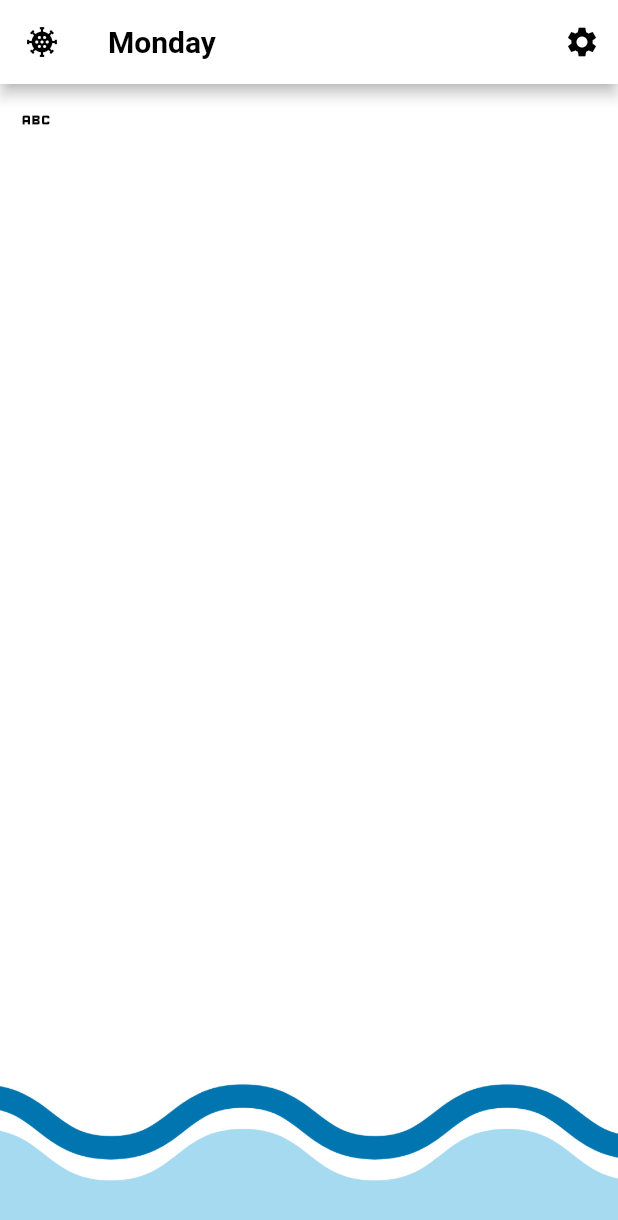
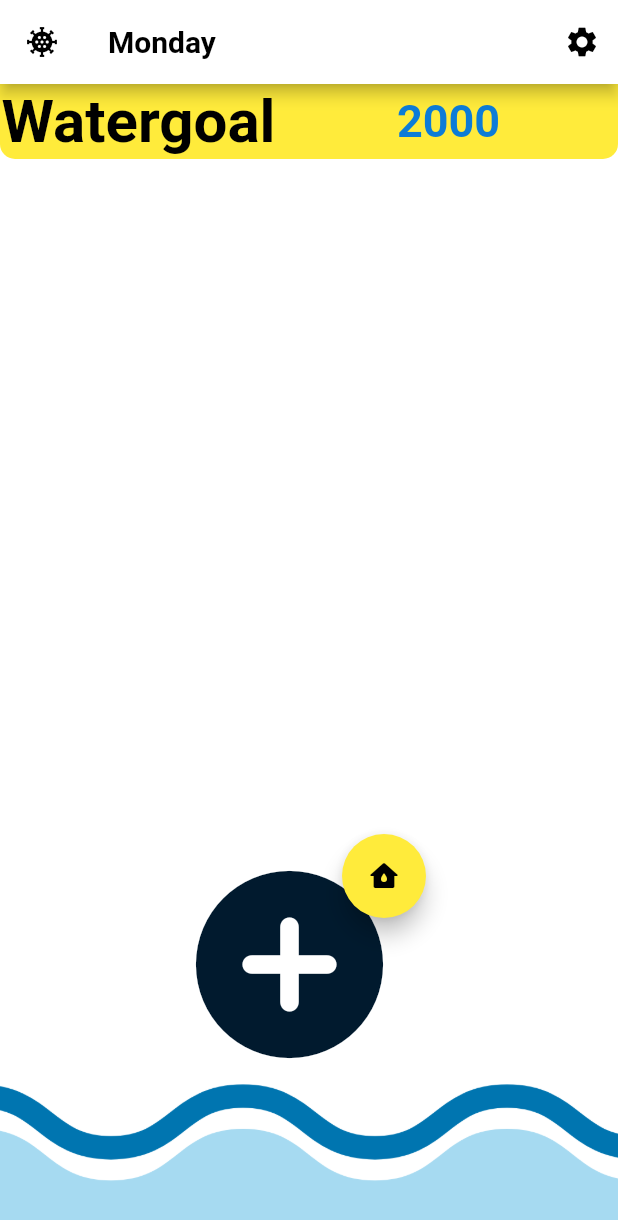
Before and after one commit to danielorkingit/DrinkWater, a Flutter app: the screen it shows after launch, on a phone screen of 412 x 824 dp. Shown: the top 1220 px of the screen. Run offline on Flutter 3.47's test engine with Material 2 defaults, Android fonts, the phone set to English and light mode, and no system bars.

Commit message:
Watergoal setup

```diff
--- a/lib/Pages/homescreen.dart
+++ b/lib/Pages/homescreen.dart
@@ -8,14 +8,20 @@ class HomeScreen extends StatefulWidget {
 }
 
 class _HomeScreenState extends State<HomeScreen> {
+  Icon drinkicon = Icon(
+    Icons.water_damage_rounded,
+    color: Colors.black,
+  );
   double zerowater = 650;
   double maxwater = 50;
   String weekday = "Monday";
   int dailywateramount = 2000;
   int personalweight = 50;
   int watertoday = 0;
+  int drinkamount = 250;
   TextEditingController personalweightcontroller = TextEditingController();
   TextEditingController personalwateramountcontroller = TextEditingController();
+  TextEditingController wateramountcontroller = TextEditingController();
 
   void calculateimage() {}
 
@@ -35,6 +41,12 @@ class _HomeScreenState extends State<HomeScreen> {
       Navigator.pop(context);
       Navigator.pop(context);
     }
+  }
+
+  void drinkchoosestate() {
+    drinkamount = int.parse(wateramountcontroller.text);
+    setState(() {});
+    Navigator.pop(context);
   }
 
   void updatewaterlevel() {}
@@ -71,22 +83,69 @@ class _HomeScreenState extends State<HomeScreen> {
         child: Stack(
           clipBehavior: Clip.none,
           children: [
-            Row(
-              children: [
-                IconButton(
-                    icon: Icon(
-                      Icons.abc_outlined,
-                      color: Colors.black,
-                    ),
-                    onPressed: () => Null),
-              ],
-            ),
             Column(
               children: [
                 SizedBox(
                   height: zerowater,
                 ),
                 Container(child: Image.asset('assets/images/water12.png')),
+              ],
+            ),
+            Column(
+              children: [
+                Container(
+                  height: 50,
+                  width: MediaQuery.of(context).size.width,
+                  decoration: BoxDecoration(
+                    borderRadius: BorderRadius.only(
+                      bottomLeft: Radius.circular(10),
+                      bottomRight: Radius.circular(10),
+                    ),
+                    color: Colors.yellow,
+                  ),
+                  child: Row(
+                    children: [
+                      Padding(
+                        padding: EdgeInsets.all(1),
+                        child: Text(
+                          "Watergoal ",
+                          style: TextStyle(
+                              color: Colors.black,
+                              fontWeight: FontWeight.bold,
+                              fontSize: 40),
+                        ),
+                      ),
+                      SizedBox(width: 70),
+                      Text(
+                        dailywateramount.toString(),
+                        style: TextStyle(
+                            fontWeight: FontWeight.bold,
+                            color: Color.fromARGB(255, 12, 124, 215),
+                            fontSize: 30),
+                      ),
+                    ],
+                  ),
+                ),
+                SizedBox(height: 450),
+                Row(
+                  children: [
+                    SizedBox(width: 110),
+                    IconButton(
+                      icon: Icon(
+                        Icons.add_circle_rounded,
+                        color: Color.fromARGB(255, 1, 26, 46),
+                        size: 150,
+                      ),
+                      onPressed: () => Null,
+                    ),
+                    SizedBox(width: 70),
+                    FloatingActionButton(
+                      backgroundColor: Colors.yellow,
+                      onPressed: () => drinkchoose(),
+                      child: drinkicon,
+                    ),
+                  ],
+                ),
               ],
             ),
           ],
@@ -294,4 +353,37 @@ class _HomeScreenState extends State<HomeScreen> {
       },
     );
   }
+
+  drinkchoose() {
+    showDialog(
+      context: context,
+      builder: (BuildContext context) {
+        return AlertDialog(
+          scrollable: true,
+          shape: RoundedRectangleBorder(
+              borderRadius: BorderRadius.all(Radius.circular(20.0))),
+          content: Form(
+            child: Column(
+              children: <Widget>[
+                TextFormField(
+                  keyboardType: TextInputType.number,
+                  controller: wateramountcontroller,
+                  decoration: InputDecoration(
+                    labelText: 'Water amount',
+                    icon: Icon(Icons.coffee_rounded),
+                  ),
+                ),
+              ],
+            ),
+          ),
+          actions: [
+            IconButton(
+              icon: Icon(Icons.transit_enterexit_outlined),
+              onPressed: () => drinkchoosestate(),
+            ),
+          ],
+        );
+      },
+    );
+  }
 }
```
